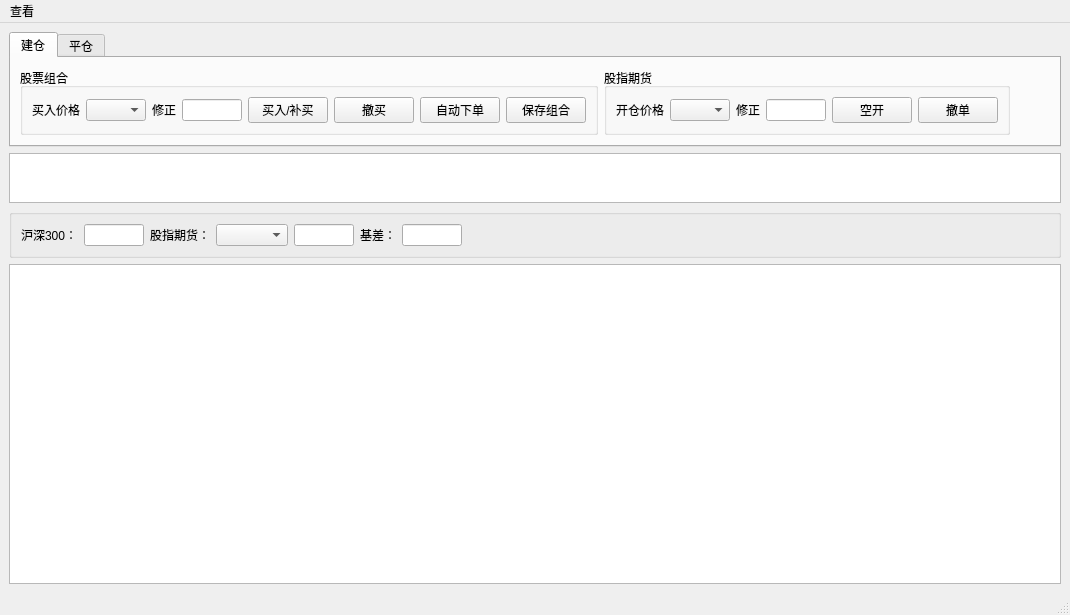
unit-xx/xfiles, file easytrader/tradeui.ui: the form before one commit.
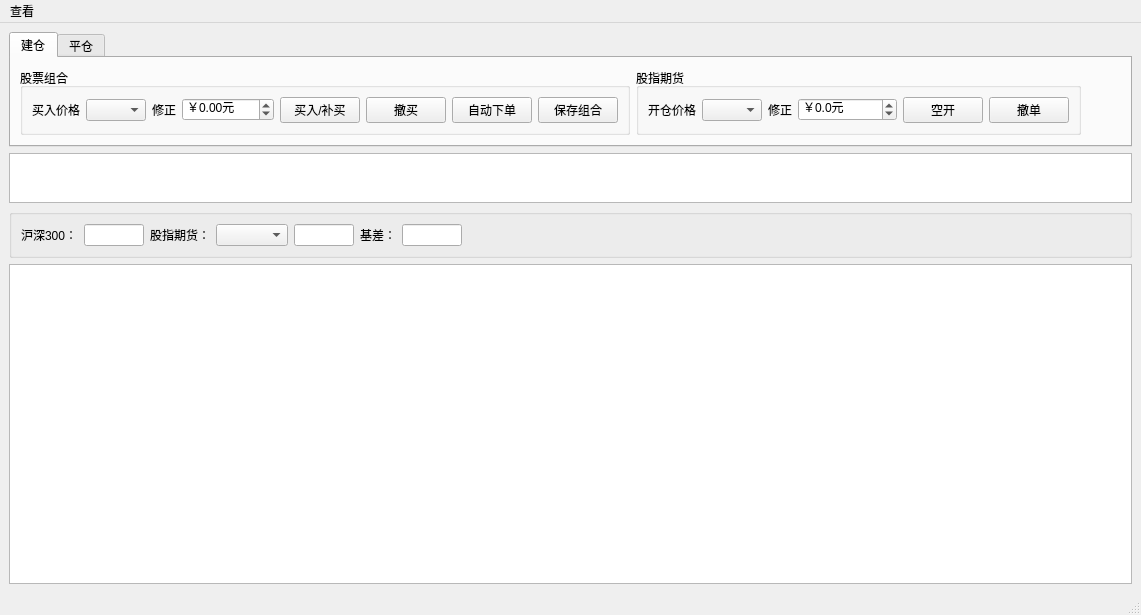
The form after the commit.

Commit message: 1. add draft code to handle jsd pushee 2. price fix for buy/sell/open/close is implemented.

The edit to the form file:
```diff
--- a/easytrader/tradeui.ui
+++ b/easytrader/tradeui.ui
@@ -6,7 +6,7 @@
    <rect>
     <x>0</x>
     <y>0</y>
-    <width>1042</width>
+    <width>1076</width>
     <height>615</height>
    </rect>
   </property>
@@ -79,22 +79,6 @@
              </property>
             </widget>
            </item>
-           <item row="0" column="3">
-            <widget class="QLineEdit" name="pricefixbuy">
-             <property name="sizePolicy">
-              <sizepolicy hsizetype="Minimum" vsizetype="Fixed">
-               <horstretch>0</horstretch>
-               <verstretch>0</verstretch>
-              </sizepolicy>
-             </property>
-             <property name="maximumSize">
-              <size>
-               <width>60</width>
-               <height>16777215</height>
-              </size>
-             </property>
-            </widget>
-           </item>
            <item row="0" column="4">
             <widget class="QPushButton" name="buyorder">
              <property name="text">
@@ -123,6 +107,37 @@
              </property>
             </widget>
            </item>
+           <item row="0" column="3">
+            <widget class="QDoubleSpinBox" name="buypricefixspin">
+             <property name="sizePolicy">
+              <sizepolicy hsizetype="Minimum" vsizetype="Fixed">
+               <horstretch>0</horstretch>
+               <verstretch>0</verstretch>
+              </sizepolicy>
+             </property>
+             <property name="frame">
+              <bool>true</bool>
+             </property>
+             <property name="buttonSymbols">
+              <enum>QAbstractSpinBox::UpDownArrows</enum>
+             </property>
+             <property name="prefix">
+              <string>￥</string>
+             </property>
+             <property name="suffix">
+              <string>元</string>
+             </property>
+             <property name="minimum">
+              <double>-999.990000000000009</double>
+             </property>
+             <property name="maximum">
+              <double>999.990000000000009</double>
+             </property>
+             <property name="singleStep">
+              <double>0.010000000000000</double>
+             </property>
+            </widget>
+           </item>
           </layout>
          </widget>
         </item>
@@ -138,36 +153,20 @@
            <string>股指期货</string>
           </property>
           <layout class="QGridLayout" name="gridLayout_7">
-           <item row="0" column="5">
+           <item row="0" column="4">
             <widget class="QPushButton" name="opensifbtn">
              <property name="text">
               <string>空开</string>
              </property>
             </widget>
            </item>
-           <item row="0" column="6">
+           <item row="0" column="5">
             <widget class="QPushButton" name="cancelopensifbtn">
              <property name="text">
               <string>撤单</string>
              </property>
             </widget>
            </item>
-           <item row="0" column="4">
-            <widget class="QLineEdit" name="openpricefixline">
-             <property name="sizePolicy">
-              <sizepolicy hsizetype="Minimum" vsizetype="Fixed">
-               <horstretch>0</horstretch>
-               <verstretch>0</verstretch>
-              </sizepolicy>
-             </property>
-             <property name="maximumSize">
-              <size>
-               <width>60</width>
-               <height>16777215</height>
-              </size>
-             </property>
-            </widget>
-           </item>
            <item row="0" column="2">
             <widget class="QLabel" name="label_9">
              <property name="text">
@@ -198,6 +197,40 @@
              </property>
             </widget>
            </item>
+           <item row="0" column="3">
+            <widget class="QDoubleSpinBox" name="openpricefixspin">
+             <property name="sizePolicy">
+              <sizepolicy hsizetype="Minimum" vsizetype="Fixed">
+               <horstretch>0</horstretch>
+               <verstretch>0</verstretch>
+              </sizepolicy>
+             </property>
+             <property name="frame">
+              <bool>true</bool>
+             </property>
+             <property name="buttonSymbols">
+              <enum>QAbstractSpinBox::UpDownArrows</enum>
+             </property>
+             <property name="prefix">
+              <string>￥</string>
+             </property>
+             <property name="suffix">
+              <string>元</string>
+             </property>
+             <property name="decimals">
+              <number>1</number>
+             </property>
+             <property name="minimum">
+              <double>-10000.000000000000000</double>
+             </property>
+             <property name="maximum">
+              <double>10000.000000000000000</double>
+             </property>
+             <property name="singleStep">
+              <double>0.200000000000000</double>
+             </property>
+            </widget>
+           </item>
           </layout>
          </widget>
         </item>
@@ -266,22 +299,6 @@
              </property>
             </widget>
            </item>
-           <item row="0" column="3">
-            <widget class="QLineEdit" name="pricefixsell">
-             <property name="sizePolicy">
-              <sizepolicy hsizetype="Minimum" vsizetype="Fixed">
-               <horstretch>0</horstretch>
-               <verstretch>0</verstretch>
-              </sizepolicy>
-             </property>
-             <property name="maximumSize">
-              <size>
-               <width>60</width>
-               <height>16777215</height>
-              </size>
-             </property>
-            </widget>
-           </item>
            <item row="0" column="4">
             <widget class="QPushButton" name="sellorder">
              <property name="text">
@@ -310,6 +327,25 @@
              </property>
             </widget>
            </item>
+           <item row="0" column="3">
+            <widget class="QDoubleSpinBox" name="sellpricefixspin">
+             <property name="prefix">
+              <string>￥</string>
+             </property>
+             <property name="suffix">
+              <string>元</string>
+             </property>
+             <property name="minimum">
+              <double>-999.990000000000009</double>
+             </property>
+             <property name="maximum">
+              <double>999.990000000000009</double>
+             </property>
+             <property name="singleStep">
+              <double>0.010000000000000</double>
+             </property>
+            </widget>
+           </item>
           </layout>
          </widget>
         </item>
@@ -355,22 +391,6 @@
              </property>
             </widget>
            </item>
-           <item row="0" column="4">
-            <widget class="QLineEdit" name="closepricefixline">
-             <property name="sizePolicy">
-              <sizepolicy hsizetype="Minimum" vsizetype="Fixed">
-               <horstretch>0</horstretch>
-               <verstretch>0</verstretch>
-              </sizepolicy>
-             </property>
-             <property name="maximumSize">
-              <size>
-               <width>60</width>
-               <height>16777215</height>
-              </size>
-             </property>
-            </widget>
-           </item>
            <item row="0" column="2">
             <widget class="QComboBox" name="closepricecmbox">
              <property name="sizePolicy">
@@ -401,6 +421,28 @@
              </property>
             </widget>
            </item>
+           <item row="0" column="4">
+            <widget class="QDoubleSpinBox" name="closepricefixspin">
+             <property name="prefix">
+              <string>￥</string>
+             </property>
+             <property name="suffix">
+              <string>元</string>
+             </property>
+             <property name="decimals">
+              <number>1</number>
+             </property>
+             <property name="minimum">
+              <double>-10000.000000000000000</double>
+             </property>
+             <property name="maximum">
+              <double>10000.000000000000000</double>
+             </property>
+             <property name="singleStep">
+              <double>0.200000000000000</double>
+             </property>
+            </widget>
+           </item>
           </layout>
          </widget>
         </item>
@@ -602,7 +644,7 @@
     <rect>
      <x>0</x>
      <y>0</y>
-     <width>1042</width>
+     <width>1076</width>
      <height>18</height>
     </rect>
    </property>
```
The commit also changes 2 other files.
